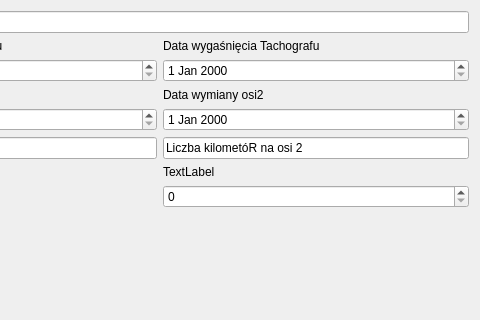
First picture: the form in addciagnik.ui, repository JanSnieg/EwiData, before the edit; both pictures show x 160 to 640 and y 0 to 320 of the 640 by 480 pixel window.
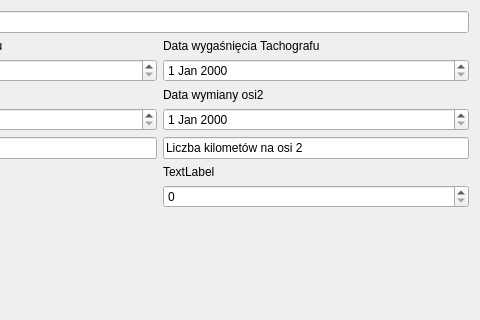
Second picture: the form after the edit.

Patch:
```diff
--- a/addciagnik.ui
+++ b/addciagnik.ui
@@ -108,7 +108,7 @@
    <item row="6" column="1">
     <widget class="QLineEdit" name="lineEditOs2">
      <property name="text">
-      <string>Liczba kilometóR na osi 2</string>
+      <string>Liczba kilometów na osi 2</string>
      </property>
     </widget>
    </item>
```
